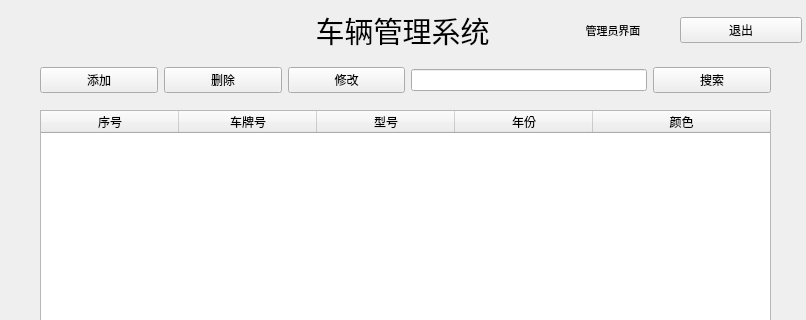
Above: carManage/admin.ui from rzhongqicode/car-manage-system before the change; both pictures show x 0 to 806 and y 0 to 320 of the 806 by 600 pixel window. Below: the same form after it.
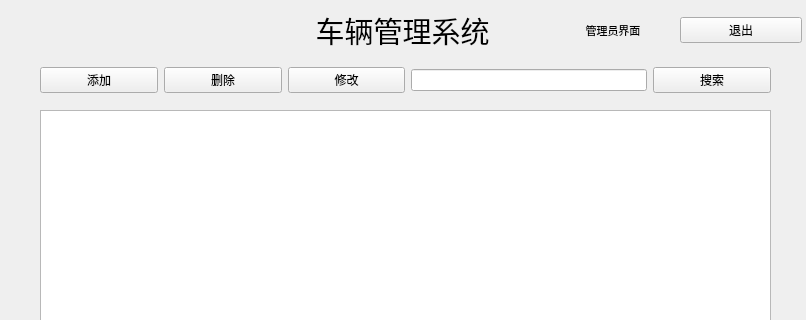
That is the form after the change. Icons and pictures are not drawn.

The edit to the form file:
```diff
--- a/carManage/admin.ui
+++ b/carManage/admin.ui
@@ -128,31 +128,6 @@
     <attribute name="verticalHeaderStretchLastSection">
      <bool>false</bool>
     </attribute>
-    <column>
-     <property name="text">
-      <string>序号</string>
-     </property>
-    </column>
-    <column>
-     <property name="text">
-      <string>车牌号</string>
-     </property>
-    </column>
-    <column>
-     <property name="text">
-      <string>型号</string>
-     </property>
-    </column>
-    <column>
-     <property name="text">
-      <string>年份</string>
-     </property>
-    </column>
-    <column>
-     <property name="text">
-      <string>颜色</string>
-     </property>
-    </column>
    </widget>
    <widget class="QWidget" name="layoutWidget">
     <property name="geometry">
```
Left out of the diff: 2 changed lines with no effect on the pictures.
